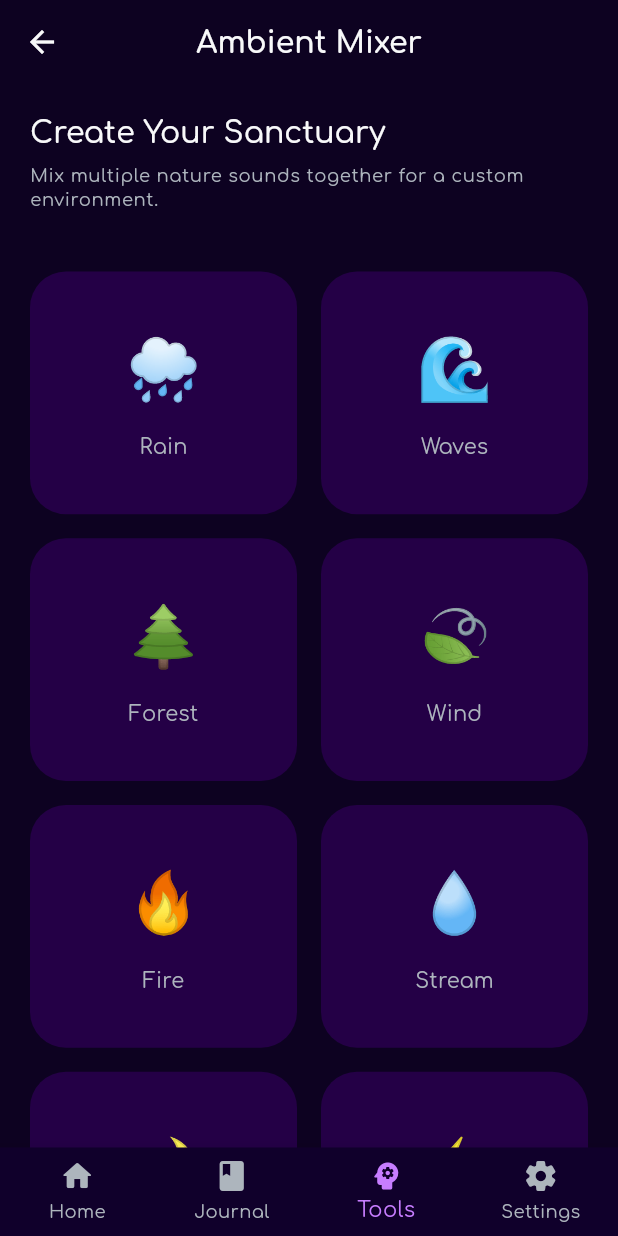
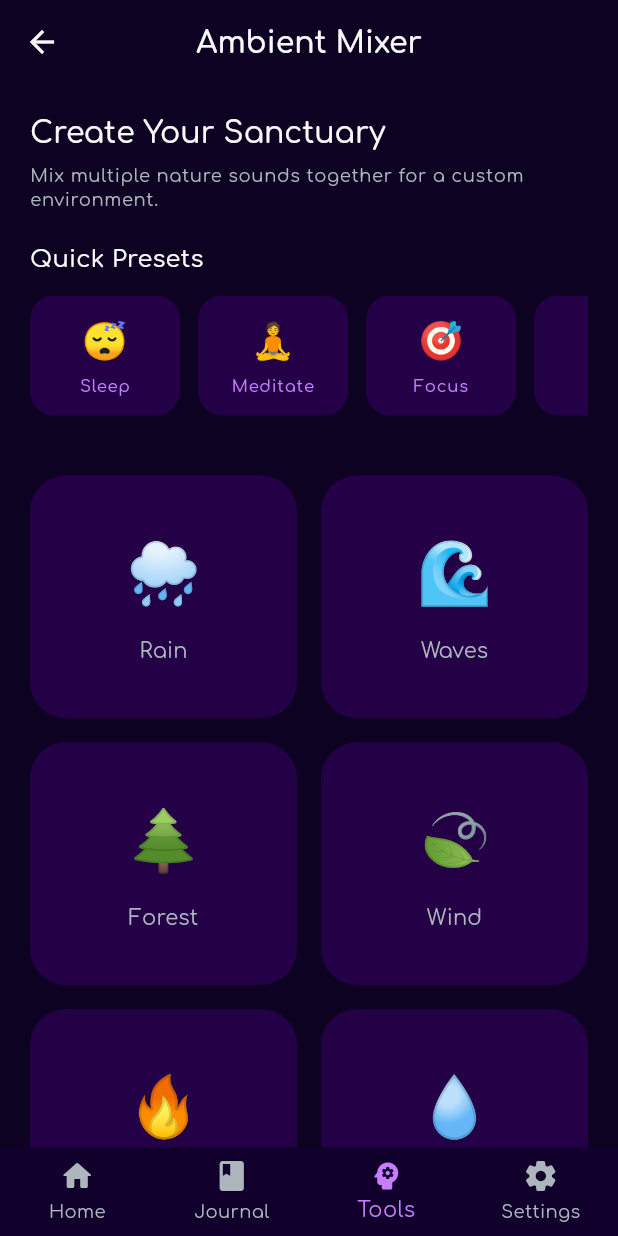
Before and after one commit to synthalorian/Open-Assurance, a Flutter app: the AmbientSoundsScreen screen opened by its route, on a phone screen of 412 x 824 dp. Run offline on Flutter 3.47's test engine with Material 3 defaults, Android fonts, the phone set to English and light mode, and no system bars; our stand-ins replace audioplayers, fl_chart, flutter_animate, flutter_local_notifications, flutter_riverpod, go_router and 7 more; accounts and stored records are empty; statements that could not run were skipped.

Commit message:
Open Assurance v1.1.0: Sound presets, data reset, 24 tests
Features:
- Sound presets: Sleep, Meditate, Focus, Cozy — one-tap ambient combinations
- Data reset: Clear all favorites, mood entries, and settings from Settings
- loadPreset() in AmbientNotifier for preset sound combinations

Testing:
- 24 tests across 4 test suites (all passing):
  - Affirmation model: creation, categories (10), 100+ built-in, daily determinism, search
  - Breathing patterns: 6 patterns, box 4-4-4-4, 4-7-8 timing validation
  - Soundscapes: 8 sounds, 4 presets with valid sound refs and volumes
  - Crisis resources: hotlines, US 988, disclaimer

Cleanup:
- Zero analyzer warnings (removed unused imports/fields)
- Fixed smoke test (MaterialApp check, no Hive dependency)

Co-Authored-By: Claude Opus 4.6 (1M context) <noreply@anthropic.com>

```diff
--- a/lib/features/ambient/data/soundscapes.dart
+++ b/lib/features/ambient/data/soundscapes.dart
@@ -59,6 +59,42 @@ class Soundscapes {
     ),
   ];
 
+  /// Preset sound combinations
+  static const List<SoundPreset> presets = [
+    SoundPreset(
+      id: 'sleep',
+      name: 'Sleep',
+      icon: '😴',
+      description: 'Drift off peacefully',
+      soundIds: ['rain', 'night'],
+      volumes: {'rain': 0.6, 'night': 0.3},
+    ),
+    SoundPreset(
+      id: 'meditate',
+      name: 'Meditate',
+      icon: '🧘',
+      description: 'Find your center',
+      soundIds: ['stream', 'forest'],
+      volumes: {'stream': 0.5, 'forest': 0.4},
+    ),
+    SoundPreset(
+      id: 'focus',
+      name: 'Focus',
+      icon: '🎯',
+      description: 'Deep concentration',
+      soundIds: ['rain', 'fire'],
+      volumes: {'rain': 0.4, 'fire': 0.5},
+    ),
+    SoundPreset(
+      id: 'cozy',
+      name: 'Cozy',
+      icon: '☕',
+      description: 'Warm and comfortable',
+      soundIds: ['fire', 'rain', 'thunder'],
+      volumes: {'fire': 0.6, 'rain': 0.3, 'thunder': 0.2},
+    ),
+  ];
+
   static Soundscape? getById(String id) {
     try {
       return all.firstWhere((s) => s.id == id);
@@ -66,6 +102,25 @@ class Soundscapes {
       return null;
     }
   }
+}
+
+/// Sound preset combination
+class SoundPreset {
+  final String id;
+  final String name;
+  final String icon;
+  final String description;
+  final List<String> soundIds;
+  final Map<String, double> volumes;
+
+  const SoundPreset({
+    required this.id,
+    required this.name,
+    required this.icon,
+    required this.description,
+    required this.soundIds,
+    required this.volumes,
+  });
 }
 
 /// Soundscape model
--- a/lib/features/ambient/presentation/screens/ambient_sounds_screen.dart
+++ b/lib/features/ambient/presentation/screens/ambient_sounds_screen.dart
@@ -1,6 +1,7 @@
 import 'package:flutter/material.dart';
 import 'package:flutter_riverpod/flutter_riverpod.dart';
 import '../../../../core/constants/app_colors.dart';
+import '../../data/soundscapes.dart';
 import '../../../../core/utils/audio_service.dart';
 import '../providers/ambient_provider.dart';
 
@@ -41,6 +42,62 @@ class AmbientSoundsScreen extends ConsumerWidget {
                     'Mix multiple nature sounds together for a custom environment.',
                     style: Theme.of(context).textTheme.bodySmall,
                   ),
+                ],
+              ),
+            ),
+          ),
+
+          // Quick Presets
+          SliverPadding(
+            padding: const EdgeInsets.symmetric(horizontal: 20),
+            sliver: SliverToBoxAdapter(
+              child: Column(
+                crossAxisAlignment: CrossAxisAlignment.start,
+                children: [
+                  Text(
+                    'Quick Presets',
+                    style: Theme.of(context).textTheme.titleMedium,
+                  ),
+                  const SizedBox(height: 12),
+                  SizedBox(
+                    height: 80,
+                    child: ListView.builder(
+                      scrollDirection: Axis.horizontal,
+                      itemCount: Soundscapes.presets.length,
+                      itemBuilder: (context, index) {
+                        final preset = Soundscapes.presets[index];
+                        return Padding(
+                          padding: const EdgeInsets.only(right: 12),
+                          child: Material(
+                            color: AppColors.backgroundCard,
+                            borderRadius: BorderRadius.circular(16),
+                            child: InkWell(
+                              onTap: () => ref.read(ambientProvider.notifier).loadPreset(preset),
+                              borderRadius: BorderRadius.circular(16),
+                              child: Container(
+                                width: 100,
+                                padding: const EdgeInsets.all(12),
+                                child: Column(
+                                  mainAxisAlignment: MainAxisAlignment.center,
+                                  children: [
+                                    Text(preset.icon, style: const TextStyle(fontSize: 24)),
+                                    const SizedBox(height: 4),
+                                    Text(
+                                      preset.name,
+                                      style: Theme.of(context).textTheme.labelSmall?.copyWith(
+                                        color: AppColors.primaryLight,
+                                      ),
+                                    ),
+                                  ],
+                                ),
+                              ),
+                            ),
+                          ),
+                        );
+                      },
+                    ),
+                  ),
+                  const SizedBox(height: 20),
                 ],
               ),
             ),
```
Also changed, not shown: lib/features/ambient/presentation/providers/ambient_provider.dart (+18 -0 lines), lib/features/settings/presentation/screens/settings_screen.dart (+42 -0 lines), 5 other files.
